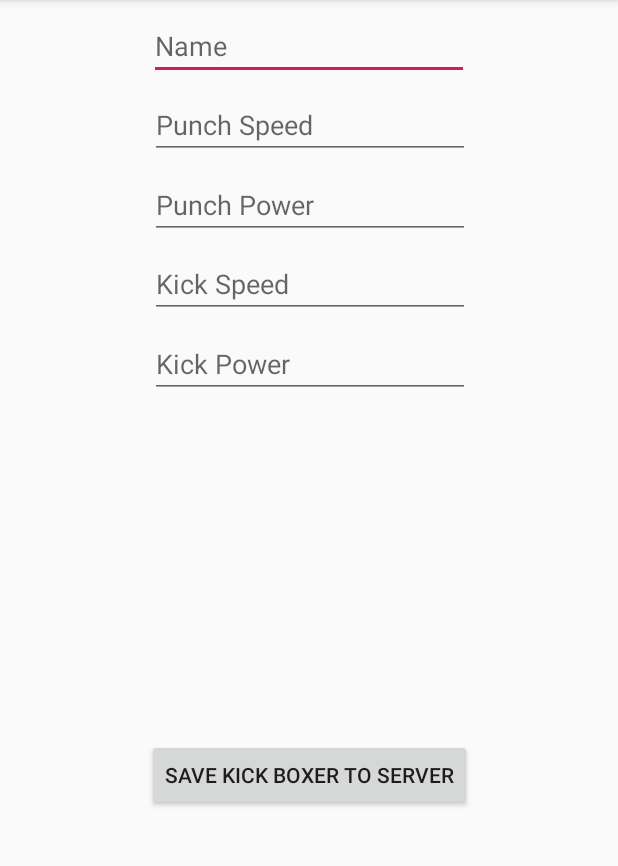
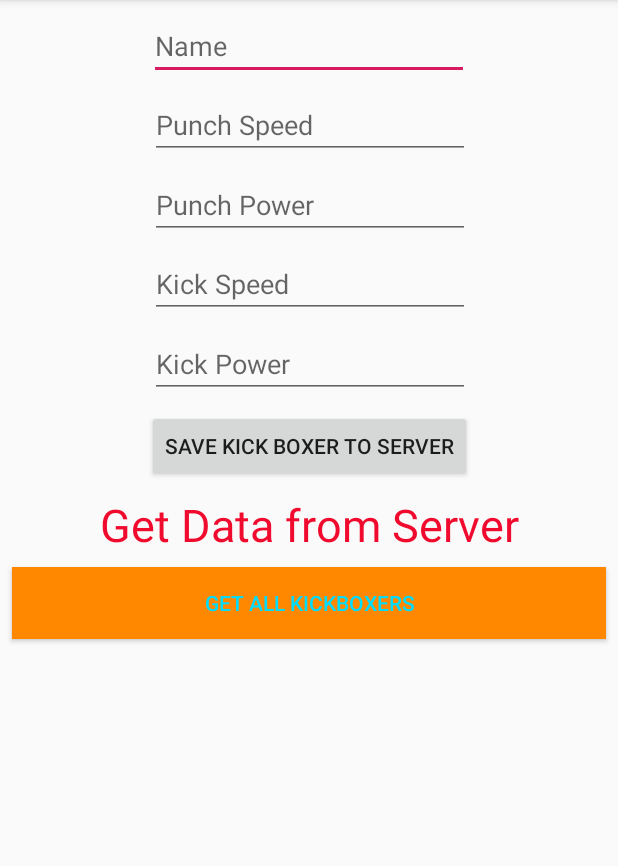
Before and after one commit to paul77uk/InstagramClone, an Android app: the screen it shows after launch (SignUp), on a phone screen of 412 x 824 dp, the part 84-950 px from its top. Run offline under Robolectric (Android 15) with nearby library versions, the phone set to English and light mode, and no system bars; libraries missing offline, so code that uses them is left out: com.parse, com.shashank.sony; 1 statement that could not run was skipped.

Commit message:
Get Data From Parse Server

```diff
--- a/app/src/main/java/com/example/paul/instagramclone/SignUp.java
+++ b/app/src/main/java/com/example/paul/instagramclone/SignUp.java
@@ -4,11 +4,17 @@ import android.os.Bundle;
 import android.view.View;
 import android.widget.Button;
 import android.widget.EditText;
+import android.widget.TextView;
 
+import com.parse.FindCallback;
+import com.parse.GetCallback;
 import com.parse.ParseException;
 import com.parse.ParseObject;
+import com.parse.ParseQuery;
 import com.parse.SaveCallback;
 import com.shashank.sony.fancytoastlib.FancyToast;
+
+import java.util.List;
 
 import androidx.appcompat.app.AppCompatActivity;
 
@@ -16,8 +22,11 @@ public class SignUp extends AppCompatActivity implements View.OnClickListener {
 
     private Button btnSave;
     private EditText edtName, edtPunchSpeed, edtPunchPower, edtKickSpeed, edtKickPower;
+    private TextView txtGetData;
 
+    private Button btnGetAllData;
 
+    private String allKickBoxers;
 
     @Override
     protected void onCreate(Bundle savedInstanceState) {
@@ -32,6 +41,58 @@ public class SignUp extends AppCompatActivity implements View.OnClickListener {
          edtPunchPower = findViewById(R.id.edtPunchPower);
          edtKickSpeed = findViewById(R.id.edtKickSpeed);
          edtKickPower = findViewById(R.id.edtKickPower);
+
+         txtGetData = findViewById(R.id.txtGetData);
+
+         btnGetAllData = findViewById(R.id.btnGetAllData);
+
+         txtGetData.setOnClickListener(new View.OnClickListener() {
+             @Override
+             public void onClick(View v) {
+                 ParseQuery<ParseObject> parseQuery = ParseQuery.getQuery("KickBoxer");
+                parseQuery.getInBackground("OZo0bTUCMT", new GetCallback<ParseObject>() {
+                    @Override
+                    public void done(ParseObject object, ParseException e) {
+
+                       if (object != null && e == null) {
+
+                             txtGetData.setText(object.get("name") + " - " + "Punch Power: " + object.get("punch_power"));
+                       }
+                    }
+                });
+             }
+         });
+
+        btnGetAllData.setOnClickListener(new View.OnClickListener() {
+            @Override
+            public void onClick(View v) {
+
+                allKickBoxers = "";
+                ParseQuery<ParseObject> queryAll = ParseQuery.getQuery("KickBoxer");
+                queryAll.findInBackground(new FindCallback<ParseObject>() {
+                    @Override
+                    public void done(List<ParseObject> objects, ParseException e) {
+
+                        if (e == null) {
+
+                            if (objects.size() > 0) {
+
+                                for (ParseObject kickBoxer : objects) {
+                                    allKickBoxers = allKickBoxers + kickBoxer.get("name") + "\n";
+
+                                }
+
+                                FancyToast.makeText(SignUp.this, allKickBoxers, FancyToast.LENGTH_LONG, FancyToast.SUCCESS, true).show();
+
+                            } else {
+
+                                FancyToast.makeText(SignUp.this, e.getMessage(), FancyToast.LENGTH_LONG, FancyToast.ERROR, true).show();
+                            }
+                        }
+                    }
+                });
+            }
+        });
 
     }
 
@@ -56,14 +117,14 @@ public class SignUp extends AppCompatActivity implements View.OnClickListener {
 
                     } else {
 
-                        FancyToast.makeText(SignUp.this, e.getMessage(), FancyToast.LENGTH_LONG, FancyToast.ERROR, false).show();
+                        FancyToast.makeText(SignUp.this, e.getMessage(), FancyToast.LENGTH_LONG, FancyToast.ERROR, true).show();
                     }
                 }
             });
 
         } catch (Exception e) {
 
-            FancyToast.makeText(SignUp.this, e.getMessage(), FancyToast.LENGTH_LONG, FancyToast.ERROR, false).show();
+            FancyToast.makeText(SignUp.this, e.getMessage(), FancyToast.LENGTH_LONG, FancyToast.ERROR, true).show();
         }
     }
 
--- a/app/src/main/res/layout/activity_sign_up.xml
+++ b/app/src/main/res/layout/activity_sign_up.xml
@@ -92,6 +92,42 @@
         app:layout_constraintBottom_toBottomOf="parent"
         app:layout_constraintEnd_toEndOf="parent"
         app:layout_constraintStart_toStartOf="parent"
-        app:layout_constraintTop_toBottomOf="@+id/edtKickPower" />
+        app:layout_constraintTop_toBottomOf="@+id/edtKickPower"
+        app:layout_constraintVertical_bias="0.0" />
+
+    <TextView
+        android:id="@+id/txtGetData"
+        android:layout_width="0dp"
+        android:layout_height="wrap_content"
+        android:layout_marginStart="8dp"
+        android:layout_marginTop="8dp"
+        android:layout_marginEnd="8dp"
+        android:layout_marginBottom="8dp"
+        android:gravity="center"
+        android:text="Get Data from Server"
+        android:textColor="#F00A2D"
+        android:textSize="30sp"
+        app:layout_constraintBottom_toBottomOf="parent"
+        app:layout_constraintEnd_toEndOf="parent"
+        app:layout_constraintStart_toStartOf="parent"
+        app:layout_constraintTop_toBottomOf="@+id/btnSave"
+        app:layout_constraintVertical_bias="0.0" />
+
+    <Button
+        android:id="@+id/btnGetAllData"
+        android:layout_width="0dp"
+        android:layout_height="wrap_content"
+        android:layout_marginStart="8dp"
+        android:layout_marginTop="8dp"
+        android:layout_marginEnd="8dp"
+        android:layout_marginBottom="8dp"
+        android:background="@android:color/holo_orange_dark"
+        android:text="Get All KickBoxers"
+        android:textColor="@android:color/holo_blue_bright"
+        app:layout_constraintBottom_toBottomOf="parent"
+        app:layout_constraintEnd_toEndOf="parent"
+        app:layout_constraintStart_toStartOf="parent"
+        app:layout_constraintTop_toBottomOf="@+id/txtGetData"
+        app:layout_constraintVertical_bias="0.0" />
 
 </androidx.constraintlayout.widget.ConstraintLayout>
```
